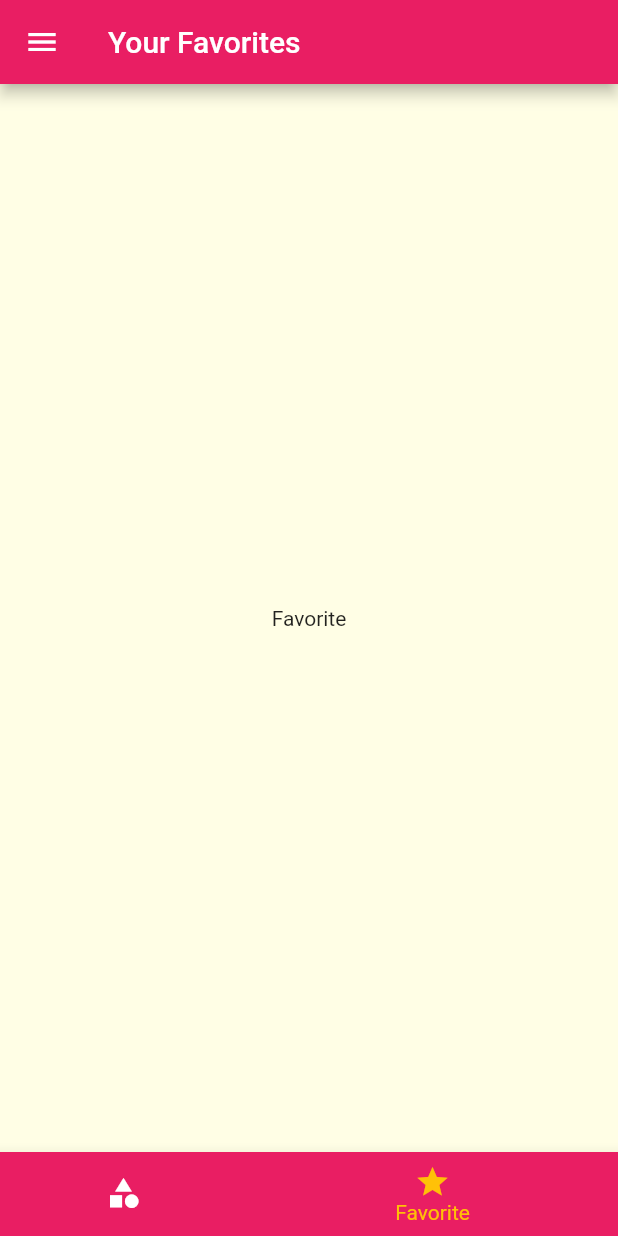
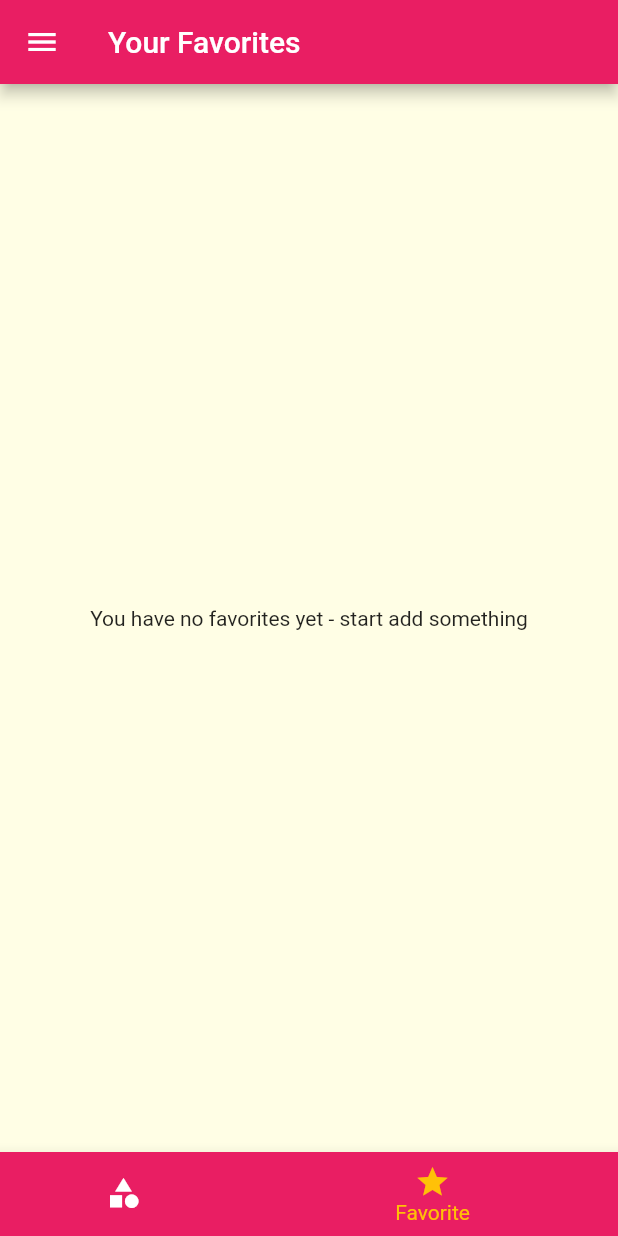
Before and after one commit to boyk0/meals-flutter-app, a Flutter app: the screen it shows after launch, item 2 of the bottom bar chosen, on a phone screen of 412 x 824 dp. Run offline on Flutter 3.47's test engine with Material 2 defaults, Android fonts, the phone set to English and light mode, and no system bars.

Commit message:
add favorite feature

```diff
--- a/lib/main.dart
+++ b/lib/main.dart
@@ -7,6 +7,7 @@ import './screen/tabs_screen.dart';
 import './screen/filters_screen.dart';
 import './dummy_data.dart';
 import './models/meal.dart';
+import './screen/favorite_screen.dart';
 
 void main() {
   runApp(const MyApp());
@@ -28,6 +29,7 @@ class _MyAppState extends State<MyApp> {
   };
 
   List<Meal> _availiableMeals = DUMMY_MEALS;
+  List<Meal> _favoriteList = [];
 
   void _setFilters(Map<String, bool> filterData) {
     setState(() {
@@ -51,6 +53,24 @@ class _MyAppState extends State<MyApp> {
     });
   }
 
+  void _toggleFavorite(String mealId) {
+    final existingIndex = _favoriteList.indexWhere((meal) => meal.id == mealId);
+
+    if (existingIndex == -1) {
+      print('1');
+      return setState(() {
+        _favoriteList.add(DUMMY_MEALS.firstWhere((meal) => meal.id == mealId));
+      });
+    }
+    setState(() {
+      _favoriteList.removeAt(existingIndex);
+    });
+  }
+
+  bool _isFavoriteMeal(String mealId) {
+    return _favoriteList.any((meal) => meal.id == mealId);
+  }
+
   @override
   Widget build(BuildContext context) {
     return MaterialApp(
@@ -71,10 +91,11 @@ class _MyAppState extends State<MyApp> {
       ),
       // home: CategoriesScreen(),
       routes: {
-        '/': (ctx) => TabsScreen(),
+        '/': (ctx) => TabsScreen(_favoriteList),
         CategoryMealsScreen.routeName: (ctx) => CategoryMealsScreen(_availiableMeals),
-        MealDetailScreen.routeName: (ctx) => MealDetailScreen(),
+        MealDetailScreen.routeName: (ctx) => MealDetailScreen(_toggleFavorite, _isFavoriteMeal),
         FiltersScreen.routeName: (ctx) => FiltersScreen(_filters, _setFilters),
+        FavoriteScreen.routeName: (ctx) => FavoriteScreen(_favoriteList),
       },
       onGenerateRoute: (settings) {
         print(settings.arguments);
--- a/lib/screen/category_meals_screen.dart
+++ b/lib/screen/category_meals_screen.dart
@@ -1,6 +1,5 @@
 import 'package:flutter/material.dart';
 
-import '../dummy_data.dart';
 import '../models/meal.dart';
 import '../widgets/meal_item.dart';
 
@@ -52,7 +51,7 @@ class _CategoryMealsScreenState extends State<CategoryMealsScreen> {
       ),
       body: ListView.builder(
         itemBuilder: (ctx, i) {
-          return MealItem(displayedMeals[i], _removeMeal);//Text('${categoryMeals[i].title}');
+          return MealItem(displayedMeals[i]);//Text('${categoryMeals[i].title}');
         },
         itemCount: displayedMeals.length,
       ),
--- a/lib/screen/favorite_screen.dart
+++ b/lib/screen/favorite_screen.dart
@@ -1,10 +1,28 @@
 import 'package:flutter/material.dart';
 
+import '../models/meal.dart';
+import '../widgets/meal_item.dart';
+
 class FavoriteScreen extends StatelessWidget {
+  static const routeName = '/favorites';
+
+  final List<Meal> favoriteList;
+
+  FavoriteScreen(this.favoriteList);
+
   @override
   Widget build(BuildContext context) {
-    return Center(
-      child: Text('Favorite'),
+    if(favoriteList.isEmpty) {
+      return Center(
+        child: Text('You have no favorites yet - start add something'),
+      );
+    }
+    return ListView.builder(
+      itemBuilder: (BuildContext ctx, int i) {
+        return MealItem(favoriteList[i]);
+      },
+      // itemCount: favoriteList.length,
+      //Text('${categoryMeals[i].title}');
     );
   }
 }
--- a/lib/screen/tabs_screen.dart
+++ b/lib/screen/tabs_screen.dart
@@ -1,27 +1,38 @@
 import 'package:flutter/material.dart';
 
+import '../models/meal.dart';
 import '../widgets/main_drawer.dart';
 import './categories_screen.dart';
 import './favorite_screen.dart';
 
 class TabsScreen extends StatefulWidget{
+  final List<Meal> favoriteMeals;
+
+  TabsScreen(this.favoriteMeals);
+
   @override
   _TabsScreenState createState() => _TabsScreenState();
 }
 
 class _TabsScreenState extends State<TabsScreen> {
-  final List<Map<String, dynamic>> _pages = [
+  List<Map<String, dynamic>>? _pages;
+
+  int _selectedPageIndex = 0;
+
+  @override
+  void initState() {
+    _pages = [
       {
         'page': CategoriesScreen(),
         'title': 'Categories',
       },
       {
-      'page': FavoriteScreen(),
+        'page': FavoriteScreen(widget.favoriteMeals),
         'title': 'Your Favorites',
       }
     ];
-
-  int _selectedPageIndex = 0;
+    super.initState();
+  }
 
   void _selectPage(int index) {
     setState(() {
@@ -36,7 +47,7 @@ class _TabsScreenState extends State<TabsScreen> {
       length: 2,
       child: Scaffold(
         appBar: AppBar(
-          title: Text(_pages[_selectedPageIndex]['title']),
+          title: Text(_pages![_selectedPageIndex]['title']),
           // bottom: TabBar(
           //   tabs: [
           //     Tab(
@@ -51,7 +62,7 @@ class _TabsScreenState extends State<TabsScreen> {
           // ),
         ),
         drawer: MainDrawer(),
-        body: _pages[_selectedPageIndex]['page'],
+        body: _pages![_selectedPageIndex]['page'],
         bottomNavigationBar: BottomNavigationBar(
           onTap: _selectPage,
           backgroundColor: Theme.of(context).primaryColor,
```
Also changed, not shown: lib/screen/meal_detail_screen.dart (+8 -4 lines), lib/widgets/meal_item.dart (+7 -7 lines). Lines whose indentation alone changed are shown as unchanged.
